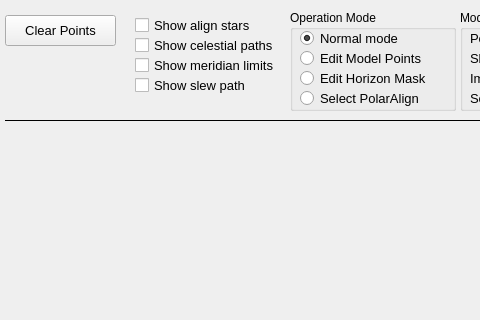
Before: the Qt Designer form mw4/gui/widgets/hemisphere.ui in mworion/MountWizzard4, drawn with Qt 5; both pictures show x 0 to 480 and y 0 to 320 of the 800 by 600 pixel window.
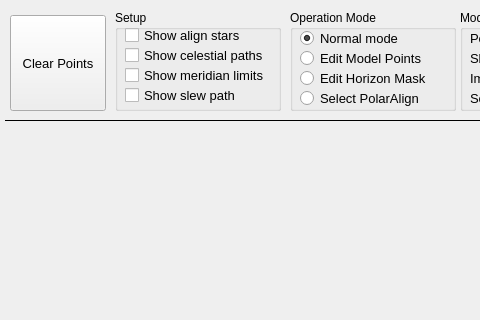
After: the same form once the commit is applied.

Commit message: made hemisphere working with meriadian and altaz pointer

```diff
--- a/mw4/gui/widgets/hemisphere.ui
+++ b/mw4/gui/widgets/hemisphere.ui
@@ -100,10 +100,10 @@
   <widget class="QPushButton" name="btn_deletePoints">
    <property name="geometry">
     <rect>
-     <x>5</x>
+     <x>10</x>
      <y>15</y>
-     <width>111</width>
-     <height>31</height>
+     <width>96</width>
+     <height>96</height>
     </rect>
    </property>
    <property name="font">
@@ -209,24 +209,6 @@
     </property>
    </widget>
   </widget>
-  <widget class="QCheckBox" name="checkShowAlignmentStars">
-   <property name="geometry">
-    <rect>
-     <x>135</x>
-     <y>15</y>
-     <width>141</width>
-     <height>21</height>
-    </rect>
-   </property>
-   <property name="font">
-    <font>
-     <pointsize>10</pointsize>
-    </font>
-   </property>
-   <property name="text">
-    <string>Show align stars</string>
-   </property>
-  </widget>
   <widget class="QGroupBox" name="groupBox">
    <property name="geometry">
     <rect>
@@ -570,42 +552,6 @@
     </property>
    </widget>
   </widget>
-  <widget class="QCheckBox" name="checkShowCelestial">
-   <property name="geometry">
-    <rect>
-     <x>135</x>
-     <y>35</y>
-     <width>141</width>
-     <height>21</height>
-    </rect>
-   </property>
-   <property name="font">
-    <font>
-     <pointsize>10</pointsize>
-    </font>
-   </property>
-   <property name="text">
-    <string>Show celestial paths</string>
-   </property>
-  </widget>
-  <widget class="QCheckBox" name="checkShowMeridian">
-   <property name="geometry">
-    <rect>
-     <x>135</x>
-     <y>55</y>
-     <width>141</width>
-     <height>21</height>
-    </rect>
-   </property>
-   <property name="font">
-    <font>
-     <pointsize>10</pointsize>
-    </font>
-   </property>
-   <property name="text">
-    <string>Show meridian limits</string>
-   </property>
-  </widget>
   <widget class="QWidget" name="hemisphereS" native="true">
    <property name="enabled">
     <bool>true</bool>
@@ -720,23 +666,90 @@
     <enum>Qt::Horizontal</enum>
    </property>
   </widget>
-  <widget class="QCheckBox" name="checkShowSlewPath">
+  <widget class="QGroupBox" name="groupBox_3">
    <property name="geometry">
     <rect>
-     <x>135</x>
-     <y>75</y>
-     <width>141</width>
-     <height>21</height>
+     <x>115</x>
+     <y>10</y>
+     <width>166</width>
+     <height>101</height>
     </rect>
    </property>
-   <property name="font">
-    <font>
-     <pointsize>10</pointsize>
-    </font>
+   <property name="title">
+    <string>Setup</string>
    </property>
-   <property name="text">
-    <string>Show slew path</string>
-   </property>
+   <widget class="QCheckBox" name="checkShowAlignmentStars">
+    <property name="geometry">
+     <rect>
+      <x>10</x>
+      <y>15</y>
+      <width>141</width>
+      <height>21</height>
+     </rect>
+    </property>
+    <property name="font">
+     <font>
+      <pointsize>10</pointsize>
+     </font>
+    </property>
+    <property name="text">
+     <string>Show align stars</string>
+    </property>
+   </widget>
+   <widget class="QCheckBox" name="checkShowCelestial">
+    <property name="geometry">
+     <rect>
+      <x>10</x>
+      <y>35</y>
+      <width>141</width>
+      <height>21</height>
+     </rect>
+    </property>
+    <property name="font">
+     <font>
+      <pointsize>10</pointsize>
+     </font>
+    </property>
+    <property name="text">
+     <string>Show celestial paths</string>
+    </property>
+   </widget>
+   <widget class="QCheckBox" name="checkShowSlewPath">
+    <property name="geometry">
+     <rect>
+      <x>10</x>
+      <y>75</y>
+      <width>141</width>
+      <height>21</height>
+     </rect>
+    </property>
+    <property name="font">
+     <font>
+      <pointsize>10</pointsize>
+     </font>
+    </property>
+    <property name="text">
+     <string>Show slew path</string>
+    </property>
+   </widget>
+   <widget class="QCheckBox" name="checkShowMeridian">
+    <property name="geometry">
+     <rect>
+      <x>10</x>
+      <y>55</y>
+      <width>141</width>
+      <height>21</height>
+     </rect>
+    </property>
+    <property name="font">
+     <font>
+      <pointsize>10</pointsize>
+     </font>
+    </property>
+    <property name="text">
+     <string>Show meridian limits</string>
+    </property>
+   </widget>
   </widget>
   <zorder>btn_deletePoints</zorder>
   <zorder>groupBox_2</zorder>
```
Left out of the diff: 5 changed lines with no effect on the pictures. The commit also changes 2 other files.
